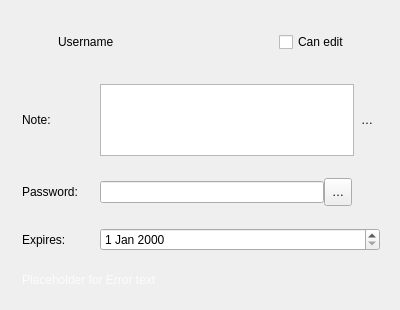
Qt form src/gui/shareuserline.ui (nextcloud/desktop) before a commit.
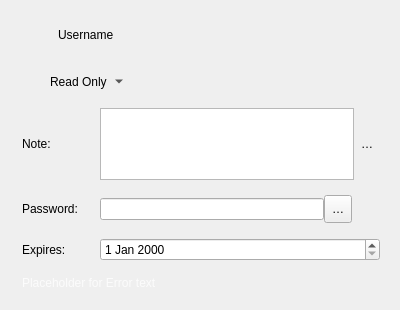
The same form after that commit. Icons and pictures are not drawn. Custom widgets are drawn as their Qt base class.

Commit message: 1.Permissions for internal shares 2.Permission display in shared dialog

Diff of the .ui file:
```diff
--- a/src/gui/shareuserline.ui
+++ b/src/gui/shareuserline.ui
@@ -103,19 +103,6 @@
        </property>
       </spacer>
      </item>
-     <item>
-      <widget class="QCheckBox" name="permissionsEdit">
-       <property name="sizePolicy">
-        <sizepolicy hsizetype="Maximum" vsizetype="Fixed">
-         <horstretch>0</horstretch>
-         <verstretch>0</verstretch>
-        </sizepolicy>
-       </property>
-       <property name="text">
-        <string>Can edit</string>
-       </property>
-      </widget>
-     </item>
      <item>
       <widget class="QToolButton" name="permissionToolButton">
        <property name="icon">
@@ -129,6 +116,59 @@
      </item>
     </layout>
    </item>
+   <item>
+    <layout class="QHBoxLayout" name="horizontalLayout_6">
+     <item>
+      <spacer name="horizontalSpacer_2">
+       <property name="orientation">
+        <enum>Qt::Horizontal</enum>
+       </property>
+       <property name="sizeType">
+        <enum>QSizePolicy::Fixed</enum>
+       </property>
+       <property name="sizeHint" stdset="0">
+        <size>
+         <width>38</width>
+         <height>20</height>
+        </size>
+       </property>
+      </spacer>
+     </item>
+     <item>
+      <widget class="OCC::ElidedLabel" name="currentPermission">
+       <property name="text">
+        <string>Read Only</string>
+       </property>
+      </widget>
+     </item>
+     <item>
+      <widget class="QToolButton" name="permissionMenu">
+       <property name="text">
+        <string>...</string>
+       </property>
+       <property name="autoRaise">
+        <bool>true</bool>
+       </property>
+       <property name="arrowType">
+        <enum>Qt::DownArrow</enum>
+       </property>
+      </widget>
+     </item>
+     <item>
+      <spacer name="horizontalSpacer_4">
+       <property name="orientation">
+        <enum>Qt::Horizontal</enum>
+       </property>
+       <property name="sizeHint" stdset="0">
+        <size>
+         <width>40</width>
+         <height>20</height>
+        </size>
+       </property>
+      </spacer>
+     </item>
+    </layout>
+   </item>
    <item>
     <layout class="QHBoxLayout" name="horizontalLayout_3">
      <property name="sizeConstraint">
@@ -426,15 +466,6 @@
             </color>
            </brush>
           </colorrole>
-          <colorrole role="HighlightedText">
-           <brush brushstyle="SolidPattern">
-            <color alpha="255">
-             <red>255</red>
-             <green>255</green>
-             <blue>255</blue>
-            </color>
-           </brush>
-          </colorrole>
           <colorrole role="Link">
            <brush brushstyle="SolidPattern">
             <color alpha="255">
@@ -599,15 +630,6 @@
             </color>
            </brush>
           </colorrole>
-          <colorrole role="HighlightedText">
-           <brush brushstyle="SolidPattern">
-            <color alpha="255">
-             <red>255</red>
-             <green>255</green>
-             <blue>255</blue>
-            </color>
-           </brush>
-          </colorrole>
           <colorrole role="Link">
            <brush brushstyle="SolidPattern">
             <color alpha="255">
@@ -772,15 +794,6 @@
             </color>
            </brush>
           </colorrole>
-          <colorrole role="HighlightedText">
-           <brush brushstyle="SolidPattern">
-            <color alpha="255">
-             <red>255</red>
-             <green>255</green>
-             <blue>255</blue>
-            </color>
-           </brush>
-          </colorrole>
           <colorrole role="Link">
            <brush brushstyle="SolidPattern">
             <color alpha="255">
```
The commit also changes 4 other files.
